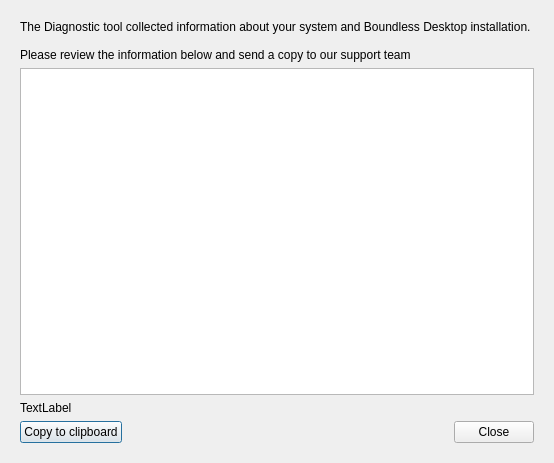
First picture: the form in reportingtool/reportdialog.ui, repository planetfederal/qgis-reports-plugin, before the edit.
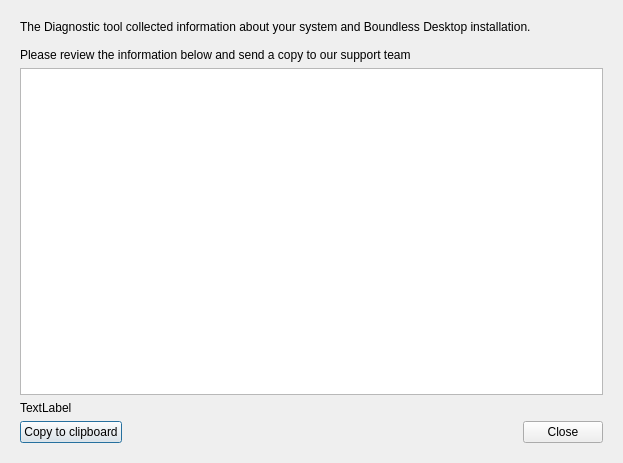
Second picture: the form after the edit.

Commit message: change dialog title

Patch:
```diff
--- a/reportingtool/reportdialog.ui
+++ b/reportingtool/reportdialog.ui
@@ -6,7 +6,7 @@
    <rect>
     <x>0</x>
     <y>0</y>
-    <width>554</width>
+    <width>623</width>
     <height>463</height>
    </rect>
   </property>
```
Left out of the diff: 13 changed lines with no effect on the pictures.
